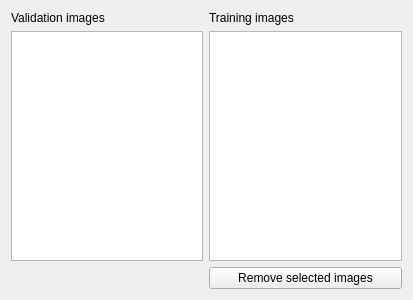
Qt form imagesection.ui (Joensw/RCAIT) before a commit.
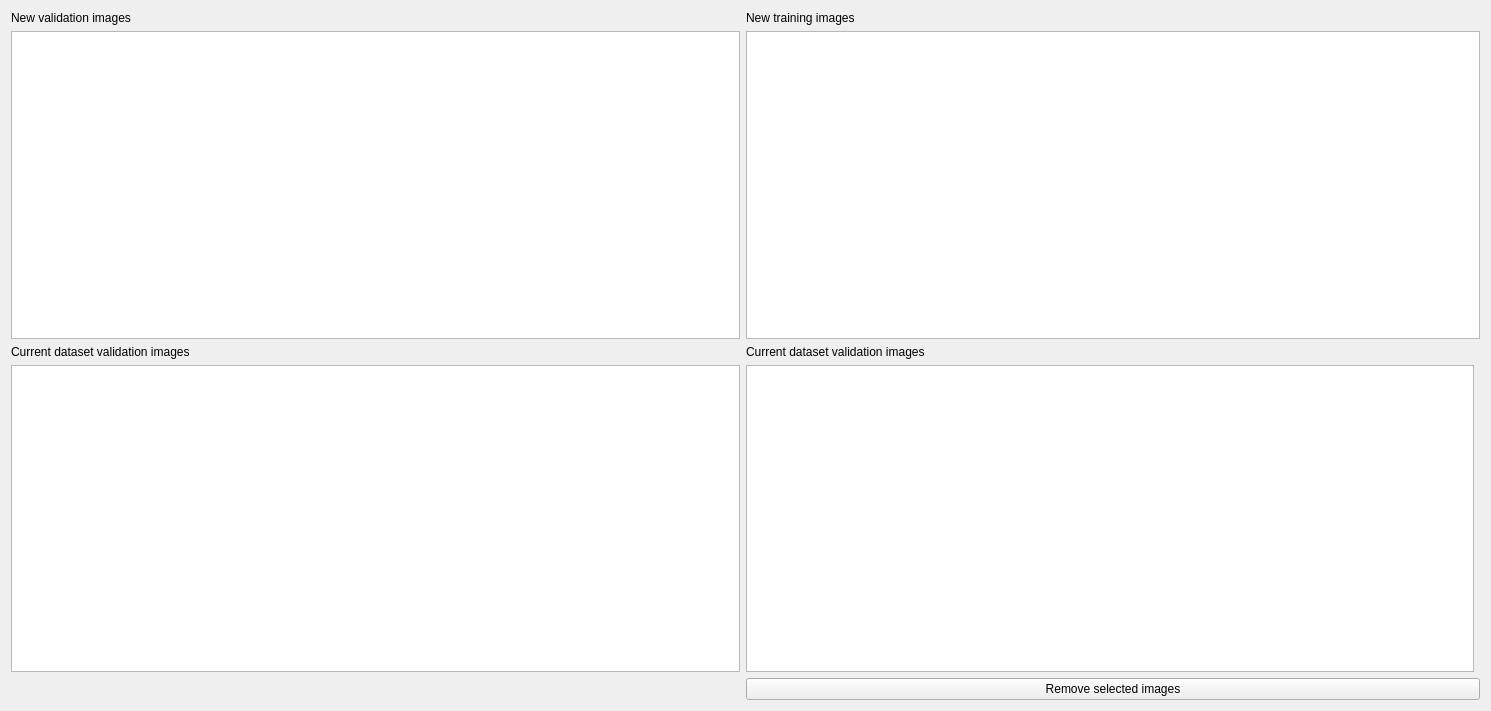
The same form after that commit. Custom widgets are drawn as their Qt base class.

Commit message: Added widgets for current dataset validation and training images

```diff
--- a/imagesection.ui
+++ b/imagesection.ui
@@ -6,8 +6,8 @@
    <rect>
     <x>0</x>
     <y>0</y>
-    <width>413</width>
-    <height>300</height>
+    <width>1491</width>
+    <height>711</height>
    </rect>
   </property>
   <property name="minimumSize">
@@ -29,32 +29,44 @@
    <item row="0" column="0">
     <widget class="QLabel" name="label">
      <property name="text">
-      <string>Validation images</string>
+      <string>New validation images</string>
      </property>
     </widget>
    </item>
+   <item row="1" column="1" colspan="2">
+    <widget class="ImageGalleryTree" name="trainingImages">
+     <property name="enabled">
+      <bool>true</bool>
+     </property>
+     <property name="rootIsDecorated">
+      <bool>true</bool>
+     </property>
+     <attribute name="headerVisible">
+      <bool>false</bool>
+     </attribute>
+     <column>
+      <property name="text">
+       <string notr="true">1</string>
+      </property>
+     </column>
+    </widget>
+   </item>
    <item row="0" column="1">
     <widget class="QLabel" name="label_2">
      <property name="text">
-      <string>Training images</string>
+      <string>New training images</string>
      </property>
     </widget>
    </item>
-   <item row="2" column="1">
+   <item row="4" column="1" colspan="2">
     <widget class="QPushButton" name="pushButton">
      <property name="text">
       <string>Remove selected images</string>
      </property>
     </widget>
    </item>
-   <item row="1" column="1">
-    <widget class="ImageGalleryTree" name="trainingImages">
-     <property name="enabled">
-      <bool>true</bool>
-     </property>
-     <property name="rootIsDecorated">
-      <bool>true</bool>
-     </property>
+   <item row="3" column="0">
+    <widget class="ImageGalleryTree" name="inputImages_2">
      <attribute name="headerVisible">
       <bool>false</bool>
      </attribute>
@@ -77,6 +89,32 @@
      </column>
     </widget>
    </item>
+   <item row="3" column="1">
+    <widget class="ImageGalleryTree" name="inputImages_3">
+     <attribute name="headerVisible">
+      <bool>false</bool>
+     </attribute>
+     <column>
+      <property name="text">
+       <string notr="true">1</string>
+      </property>
+     </column>
+    </widget>
+   </item>
+   <item row="2" column="0">
+    <widget class="QLabel" name="label_3">
+     <property name="text">
+      <string>Current dataset validation images</string>
+     </property>
+    </widget>
+   </item>
+   <item row="2" column="1">
+    <widget class="QLabel" name="label_4">
+     <property name="text">
+      <string>Current dataset validation images</string>
+     </property>
+    </widget>
+   </item>
   </layout>
  </widget>
  <customwidgets>
```
